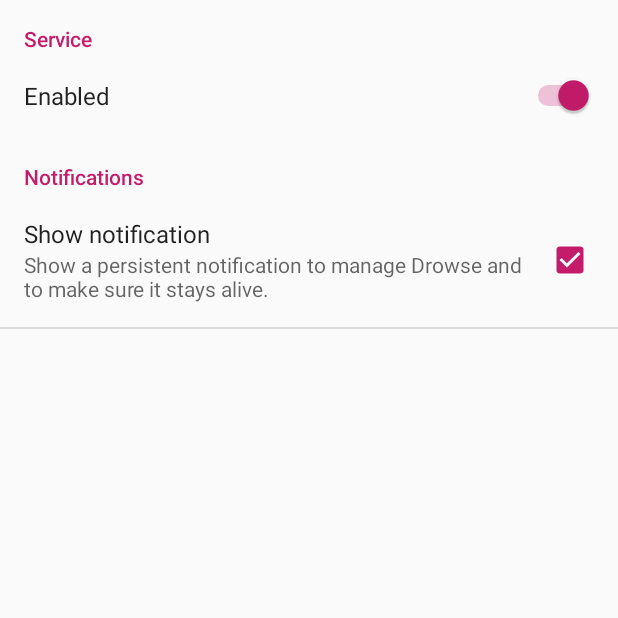
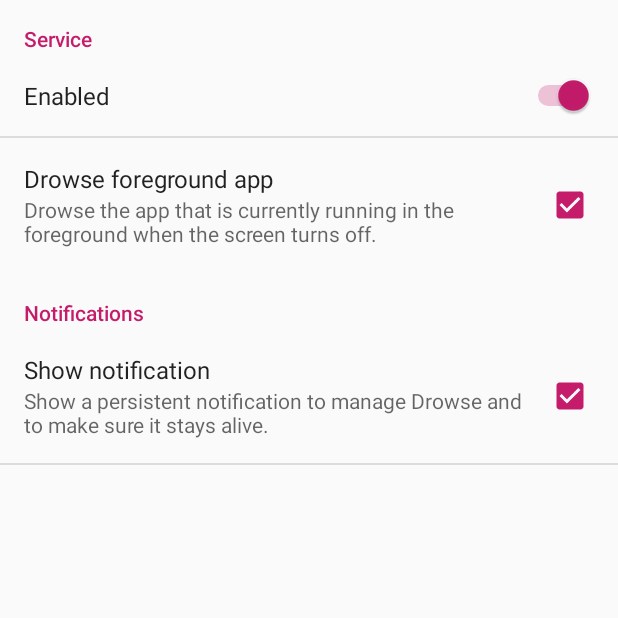
Before and after one commit to emtee40/Drowser-bk, an Android app: the screen it shows after launch (PreferencesActivity), in the options menu, after a tap on "Settings", on a phone screen of 412 x 824 dp, the top half of it. Run offline under Robolectric (Android 15) with nearby library versions, the phone set to English and light mode, and no system bars; our stand-ins replace Room's generated code, Timber; libraries missing offline, so code that uses them is left out: com.mikepenz.aboutlibraries, eu.chainfire.libsuperuser; 4 statements that could not run were skipped.

Commit message:
Fix #11. Add 'drowse foreground app' setting that defaults to true, so that we don't need any special permission.
Add Usage Access permission and request it for
Android >= Lollipop if the user wants to set it to false.

Check for app running in foreground while creating the list of
apps to kill.

```diff
--- a/app/src/main/AndroidManifest.xml
+++ b/app/src/main/AndroidManifest.xml
@@ -1,9 +1,12 @@
 <?xml version="1.0" encoding="utf-8"?>
 <manifest xmlns:android="http://schemas.android.com/apk/res/android"
+    xmlns:tools="http://schemas.android.com/tools"
     package="com.jarsilio.android.drowser">
 
     <uses-permission android:name="android.permission.RECEIVE_BOOT_COMPLETED" />
     <uses-permission android:name="android.permission.REQUEST_IGNORE_BATTERY_OPTIMIZATIONS" />
+    <uses-permission android:name="android.permission.PACKAGE_USAGE_STATS"
+        tools:ignore="ProtectedPermissions" />
 
     <application
         android:name=".prefs.App"
--- a/app/src/main/java/com/jarsilio/android/drowser/PreferencesActivity.kt
+++ b/app/src/main/java/com/jarsilio/android/drowser/PreferencesActivity.kt
@@ -10,6 +10,7 @@ import android.provider.Settings
 import com.jarsilio.android.drowser.prefs.Prefs
 import com.jarsilio.android.drowser.services.DrowserService
 import com.jarsilio.android.drowser.services.DrowserService.Companion.BATTERY_OPTIMIZATION_REQUEST_CODE
+import com.jarsilio.android.drowser.services.DrowserService.Companion.USAGE_ACCESS_REQUEST_CODE
 import timber.log.Timber
 
 class PreferencesActivity : Activity(), SharedPreferences.OnSharedPreferenceChangeListener {
@@ -53,6 +54,11 @@ class PreferencesActivity : Activity(), SharedPreferences.OnSharedPreferenceChan
                     DrowserService.restartService(this)
                 }
             }
+            prefs.DROWSE_FOREGROUND_APP -> {
+                if (!prefs.drowseForegroundApp && !DrowserService.isUsageAccessAllowed(this)) {
+                    startActivityForResult(Intent(android.provider.Settings.ACTION_USAGE_ACCESS_SETTINGS), USAGE_ACCESS_REQUEST_CODE)
+                }
+            }
         }
     }
 
@@ -67,8 +73,14 @@ class PreferencesActivity : Activity(), SharedPreferences.OnSharedPreferenceChan
                     DrowserService.restartService(this)
                 }
             }
+            USAGE_ACCESS_REQUEST_CODE -> {
+                if (!prefs.drowseForegroundApp && !DrowserService.isUsageAccessAllowed(this)) {
+                    prefs.drowseForegroundApp = true
+                }
+            }
         }
     }
+
     class PrefsFragment : PreferenceFragment() {
 
         override fun onCreate(savedInstanceState: Bundle?) {
--- a/app/src/main/java/com/jarsilio/android/drowser/models/AppsManager.kt
+++ b/app/src/main/java/com/jarsilio/android/drowser/models/AppsManager.kt
@@ -1,10 +1,14 @@
 package com.jarsilio.android.drowser.models
 
+import android.annotation.SuppressLint
+import android.app.ActivityManager
+import android.app.usage.UsageStatsManager
 import android.content.Context
 import android.content.Intent
 import android.content.pm.ApplicationInfo
 import android.content.pm.PackageManager
 import android.content.pm.ResolveInfo
+import android.os.Build
 import com.jarsilio.android.drowser.R
 import com.jarsilio.android.drowser.prefs.Prefs
 import com.jarsilio.android.drowser.services.DrowserService
@@ -15,6 +19,28 @@ class AppsManager(private val context: Context) {
     private val SERVICE_RECORD_MATCH = Regex("\\s*\\* ServiceRecord\\{.+ (.+)\\}.*") // Example:  * ServiceRecord{aad95cb u0 com.whatsapp/.gcm.RegistrationIntentService}
     private val appItemsDao = AppDatabase.getInstance(context.applicationContext).appItemsDao()
     private val prefs = Prefs.getInstance(context)
+
+    private fun getForegroundPackageName(): String {
+        var lastUsedPackage = ""
+        if (android.os.Build.VERSION.SDK_INT >= Build.VERSION_CODES.LOLLIPOP) {
+            @SuppressLint("WrongConstant")
+            val usageStatsManager = context.getSystemService("usagestats") as UsageStatsManager
+            val now = System.currentTimeMillis()
+            val usageStatsList = usageStatsManager?.queryUsageStats(UsageStatsManager.INTERVAL_DAILY, now - 1000 * 1000, now)
+            var lastTimeUsed: Long = 0
+            for (usageStats in usageStatsList) {
+                if (usageStats.lastTimeUsed > lastTimeUsed) {
+                    lastTimeUsed = usageStats.lastTimeUsed
+                    lastUsedPackage = usageStats.packageName
+                }
+            }
+        } else {
+            val activityManager = context.getSystemService(Context.ACTIVITY_SERVICE) as ActivityManager
+            val tasks = activityManager.runningAppProcesses
+            lastUsedPackage = tasks[0].processName
+        }
+        return lastUsedPackage
+    }
 
     fun forceStopApps() {
         if (!Shell.SU.available()) {
@@ -30,7 +56,15 @@ class AppsManager(private val context: Context) {
 
         Thread(Runnable {
             Timber.v("Preparing shell commands:")
+            val foregroundApp = getForegroundPackageName()
+            if (!prefs.drowseForegroundApp) {
+                Timber.d("App running in foreground: $foregroundApp")
+            }
             for (appItem in appItemsDao.drowseCandidates) { // in separate thread because of database access
+                if (!prefs.drowseForegroundApp && appItem.packageName == foregroundApp) {
+                    Timber.d("-> Not force-stopping $foregroundApp because 'Stop foreground app' option is disabled.")
+                    continue
+                }
                 val command = "am force-stop ${appItem.packageName}"
                 commands.add(command)
                 Timber.v("-> $command")
--- a/app/src/main/java/com/jarsilio/android/drowser/prefs/Prefs.kt
+++ b/app/src/main/java/com/jarsilio/android/drowser/prefs/Prefs.kt
@@ -17,6 +17,7 @@ class Prefs private constructor(context: Context) {
     /* User prefs */
     val IS_ENABLED: String = context.getString(R.string.pref_enabled_key)
     val SHOW_NOTIFICATION: String = context.getString(R.string.pref_notification_key)
+    val DROWSE_FOREGROUND_APP: String = context.getString(R.string.pref_drowse_foreground_app_key)
 
     var isEnabled: Boolean
         get() = prefs.getBoolean(IS_ENABLED, true)
@@ -25,6 +26,10 @@ class Prefs private constructor(context: Context) {
     var showNotification: Boolean
         get() = prefs.getBoolean(SHOW_NOTIFICATION, true)
         set(value) = setBooleanPreference(SHOW_NOTIFICATION, value)
+
+    var drowseForegroundApp: Boolean
+        get() = prefs.getBoolean(DROWSE_FOREGROUND_APP, true)
+        set(value) = setBooleanPreference(DROWSE_FOREGROUND_APP, value)
 
     /* Automagic prefs: these are not real prefs. They are just set by the app to remember stuff */
     val REQUEST_ROOT_ACCESS: String = context.getString(R.string.pref_request_root_access_key)
--- a/app/src/main/res/values/strings.xml
+++ b/app/src/main/res/values/strings.xml
@@ -22,6 +22,8 @@
     <!-- Prefs -->
     <string name="prefs_category_service">Service</string>
     <string name="pref_enable">Enabled</string>
+    <string name="pref_drowse_foreground_app">Drowse foreground app</string>
+    <string name="pref_drowse_foreground_app_summary">Drowse the app that is currently running in the foreground when the screen turns off.</string>
 
     <string name="prefs_category_notification">Notifications</string>
     <string name="pref_show_notification">Show notification</string>
@@ -81,6 +83,7 @@
     <!-- pref id's -->
     <string name="pref_enabled_key" translatable="false">pref_enabled</string>
     <string name="pref_notification_key" translatable="false">pref_notification</string>
+    <string name="pref_drowse_foreground_app_key" translatable="false">pref_drowse_foreground_app</string>
     <!-- automagic pref id's -->
     <string name="pref_request_root_access_key" translatable="false">pref_request_root_access</string>
     <string name="pref_disable_until_key" translatable="false">pref_disable_until</string>
--- a/app/src/main/res/xml/preferences.xml
+++ b/app/src/main/res/xml/preferences.xml
@@ -6,6 +6,11 @@
     <SwitchPreference
         android:key="@string/pref_enabled_key"
         android:title="@string/pref_enable"
+        android:defaultValue="true" />
+    <CheckBoxPreference
+        android:key="@string/pref_drowse_foreground_app_key"
+        android:title="@string/pref_drowse_foreground_app"
+        android:summary="@string/pref_drowse_foreground_app_summary"
         android:defaultValue="true" />
 </PreferenceCategory>
 <PreferenceCategory
```
Also changed, not shown: app/src/main/java/com/jarsilio/android/drowser/services/DrowserService.kt (+24 -0 lines).
